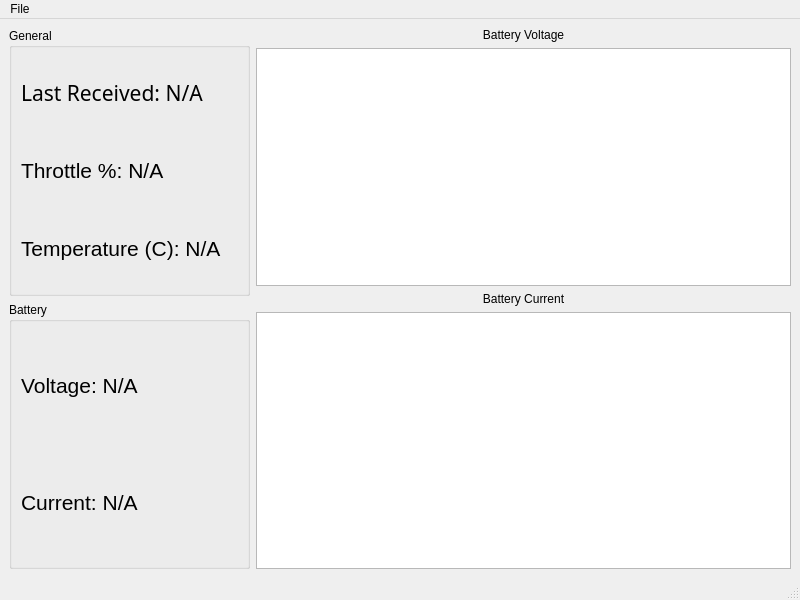
Before: the Qt Designer form receiver/mainwindow.ui in CamK06/AllTrax-Telemetry, drawn with Qt 5.
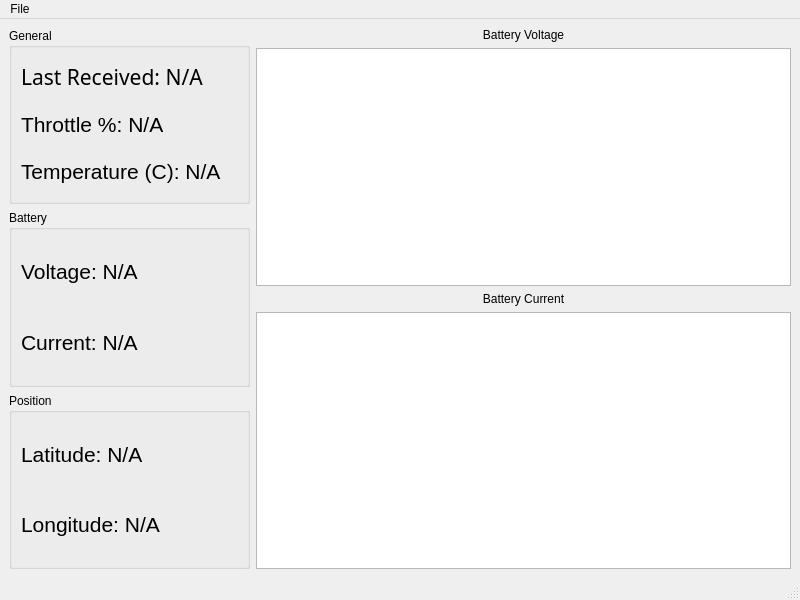
After: the same form once the commit is applied. Custom widgets are drawn as their Qt base class.

Commit message: Add lat/long decoding to receiver

Patch:
```diff
--- a/receiver/mainwindow.ui
+++ b/receiver/mainwindow.ui
@@ -123,6 +123,42 @@
         </layout>
        </widget>
       </item>
+      <item>
+       <widget class="QGroupBox" name="groupBox_3">
+        <property name="title">
+         <string>Position</string>
+        </property>
+        <property name="flat">
+         <bool>true</bool>
+        </property>
+        <layout class="QVBoxLayout" name="verticalLayout_7">
+         <item>
+          <widget class="QLabel" name="latLabel">
+           <property name="font">
+            <font>
+             <pointsize>16</pointsize>
+            </font>
+           </property>
+           <property name="text">
+            <string>&lt;html&gt;&lt;head/&gt;&lt;body&gt;&lt;p&gt;Latitude: N/A&lt;/p&gt;&lt;/body&gt;&lt;/html&gt;</string>
+           </property>
+          </widget>
+         </item>
+         <item>
+          <widget class="QLabel" name="longLabel">
+           <property name="font">
+            <font>
+             <pointsize>16</pointsize>
+            </font>
+           </property>
+           <property name="text">
+            <string>&lt;html&gt;&lt;head/&gt;&lt;body&gt;&lt;p&gt;Longitude: N/A&lt;/p&gt;&lt;/body&gt;&lt;/html&gt;</string>
+           </property>
+          </widget>
+         </item>
+        </layout>
+       </widget>
+      </item>
      </layout>
     </item>
     <item>
```
The commit also changes 2 other files.
